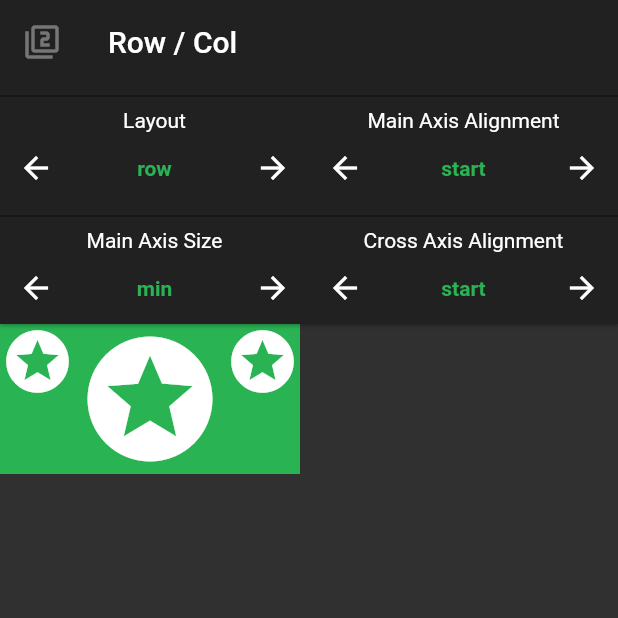
After one commit to YazeedAlKhalaf/row_and_column, a Flutter app: the screen it shows after launch, swiped to page 2, on a phone screen of 412 x 824 dp, the top half of it. The commit adds this screen. Run offline on Flutter 3.47's test engine with Material 2 defaults, Android fonts, the phone set to English and light mode, and no system bars.

Commit message:
➕ Add Row Column Tester Screen

```diff
--- a/lib/main.dart
+++ b/lib/main.dart
@@ -1,5 +1,6 @@
 import 'package:flutter/material.dart';
 import 'package:row_and_column/screens/row_column_example.dart';
+import 'package:row_and_column/screens/row_column_tester_screen.dart';
 
 void main() {
   runApp(App());
@@ -15,9 +16,12 @@ class App extends StatelessWidget {
       // themeMode: ThemeMode.light,
       theme: ThemeData(
         brightness: Brightness.light,
+        primaryColor: Colors.white,
+        accentColor: Color(0xff29B353),
       ),
       darkTheme: ThemeData(
         brightness: Brightness.dark,
+        accentColor: Color(0xff29B353),
       ),
       home: HomeScreen(),
     );
@@ -28,12 +32,12 @@ class HomeScreen extends StatelessWidget {
   @override
   Widget build(BuildContext context) {
     return Scaffold(
-      body: Padding(
-        padding: EdgeInsets.all(
-          10.0,
-        ),
-        child: SafeArea(
-          child: RowColumnExample(),
+      body: SafeArea(
+        child: PageView(
+          children: <Widget>[
+            RowColumnExample(),
+            RowColumnTesterScreen(),
+          ],
         ),
       ),
     );
--- /dev/null
+++ b/lib/misc/layout_attribute_selector.dart
@@ -0,0 +1,81 @@
+import 'package:flutter/material.dart';
+
+class LayoutAttributeSelector extends StatefulWidget {
+  LayoutAttributeSelector({
+    this.title,
+    this.values,
+    this.disabled = false,
+    this.onChange,
+  });
+
+  final String title;
+  final List<String> values;
+  final bool disabled;
+  final ValueChanged<int> onChange;
+
+  @override
+  State<StatefulWidget> createState() => LayoutAttributeSelectorState();
+}
+
+class LayoutAttributeSelectorState extends State<LayoutAttributeSelector> {
+  int valueIndex = 0;
+
+  void next() {
+    valueIndex = valueIndex + 1 < widget.values.length ? valueIndex + 1 : 0;
+    update();
+  }
+
+  void previous() {
+    valueIndex = valueIndex > 0 ? valueIndex - 1 : widget.values.length - 1;
+    update();
+  }
+
+  void update() {
+    widget.onChange(valueIndex);
+    setState(() {});
+  }
+
+  @override
+  Widget build(BuildContext context) {
+    return Container(
+      child: Column(children: [
+        Divider(color: Colors.black54),
+        Text(widget.title),
+        Row(
+          mainAxisAlignment: MainAxisAlignment.spaceBetween,
+          children: <Widget>[
+            IconButton(
+              padding: EdgeInsets.all(
+                4.0,
+              ),
+              icon: Icon(
+                Icons.arrow_back,
+              ),
+              onPressed: widget.disabled ? null : previous,
+            ),
+            Text(
+              widget.values[valueIndex],
+              maxLines: 2,
+              textAlign: TextAlign.center,
+              style: TextStyle(
+                fontWeight: FontWeight.w700,
+                color: widget.disabled
+                    ? Colors.black26
+                    : Theme.of(context).accentColor,
+              ),
+            ),
+            IconButton(
+              padding: EdgeInsets.all(
+                4.0,
+              ),
+              icon: Icon(
+                Icons.arrow_forward,
+              ),
+              onPressed: widget.disabled ? null : next,
+            ),
+          ],
+        ),
+      ]),
+    );
+  }
+}
--- /dev/null
+++ b/lib/misc/layout_type.dart
@@ -0,0 +1,19 @@
+import 'package:flutter/foundation.dart';
+
+enum LayoutGroup {
+  nonScrollable,
+  scrollable,
+}
+
+abstract class HasLayoutGroup {
+  LayoutGroup get layoutGroup;
+  VoidCallback get onLayoutToggle;
+}
+
+enum LayoutType {
+  rowColumn,
+}
+
+Map<LayoutType, String> layoutNames = {
+  LayoutType.rowColumn: 'Row / Col',
+};
--- /dev/null
+++ b/lib/misc/row_column_layout_attributes.dart
@@ -0,0 +1,72 @@
+import 'package:flutter/material.dart';
+import 'package:row_and_column/misc/layout_attribute_selector.dart';
+
+class RowColumnLayoutAttributes extends StatelessWidget {
+  final ValueChanged<int> onUpdateLayout;
+  final ValueChanged<int> onUpdateMainAxisAlignment;
+  final ValueChanged<int> onUpdateCrossAxisAlignment;
+  final ValueChanged<int> onUpdateMainAxisSize;
+
+  RowColumnLayoutAttributes({
+    this.onUpdateLayout,
+    this.onUpdateMainAxisAlignment,
+    this.onUpdateCrossAxisAlignment,
+    this.onUpdateMainAxisSize,
+  });
+
+  @override
+  Widget build(BuildContext context) {
+    return Row(
+      mainAxisAlignment: MainAxisAlignment.spaceAround,
+      mainAxisSize: MainAxisSize.max,
+      children: <Widget>[
+        Expanded(
+          flex: 1,
+          child: Column(
+            children: <Widget>[
+              LayoutAttributeSelector(
+                title: 'Layout',
+                values: ['row', 'column'],
+                onChange: onUpdateLayout,
+              ),
+              LayoutAttributeSelector(
+                title: 'Main Axis Size',
+                values: ['min', 'max'],
+                onChange: onUpdateMainAxisSize,
+              ),
+            ],
+          ),
+        ),
+        Expanded(
+          flex: 1,
+          child: Column(
+            children: [
+              LayoutAttributeSelector(
+                title: 'Main Axis Alignment',
+                values: [
+                  'start',
+                  'end',
+                  'center',
+                  'space\nbetween',
+                  'space\naround',
+                  'space\nevenly'
+                ],
+                onChange: onUpdateMainAxisAlignment,
+              ),
+              LayoutAttributeSelector(
+                title: 'Cross Axis Alignment',
+                values: [
+                  'start',
+                  'end',
+                  'center',
+                  'stretch', /*'baseline'*/
+                ],
+                onChange: onUpdateCrossAxisAlignment,
+              ),
+            ],
+          ),
+        ),
+      ],
+    );
+  }
+}
--- a/lib/screens/row_column_example.dart
+++ b/lib/screens/row_column_example.dart
@@ -11,9 +11,9 @@ class RowColumnExample extends StatelessWidget {
       5,
       6,
     ];
-
     final String description =
         "Lorem ipsum dolor sit amet, consectetur adipiscing elit. Cras sed risus sodales, pulvinar enim ut, mattis dui. Duis consectetur est nec metus gravida tincidunt. Suspendisse ultricies blandit sapien, eu rutrum risus elementum eget. Integer faucibus facilisis dolor quis auctor. Nullam purus velit, venenatis eu efficitur in, dictum et turpis. Proin.";
+
     return SingleChildScrollView(
       child: Column(
         crossAxisAlignment: CrossAxisAlignment.center,
@@ -77,7 +77,7 @@ class RowColumnExample extends StatelessWidget {
                     (int testemonial) => Row(
                       children: <Widget>[
                         Text(
-                          testemonial.isEven ? '🤡' : '🙈',
+                          testemonial.isEven ? '🤡 ' : '🙈 ',
                           style: Theme.of(context).textTheme.headline3,
                         ),
                         Expanded(
@@ -85,6 +85,7 @@ class RowColumnExample extends StatelessWidget {
                             testemonial.isEven
                                 ? 'Clown said: Best app I have tried ever!'
                                 : 'Monkey said: I saw better apps!',
+                            style: Theme.of(context).textTheme.subtitle2,
                           ),
                         ),
                       ],
--- /dev/null
+++ b/lib/screens/row_column_tester_screen.dart
@@ -0,0 +1,137 @@
+import 'package:flutter/material.dart';
+import 'package:row_and_column/misc/layout_type.dart';
+import 'package:row_and_column/misc/row_column_layout_attributes.dart';
+import 'package:row_and_column/widgets/main_app_bar.dart';
+
+class RowColumnTesterScreen extends StatefulWidget implements HasLayoutGroup {
+  final LayoutGroup layoutGroup;
+  final VoidCallback onLayoutToggle;
+
+  RowColumnTesterScreen({
+    Key key,
+    this.layoutGroup,
+    this.onLayoutToggle,
+  }) : super(key: key);
+
+  @override
+  _RowColumnTesterScreenState createState() => _RowColumnTesterScreenState();
+}
+
+class _RowColumnTesterScreenState extends State<RowColumnTesterScreen> {
+  bool _isRow = true;
+  MainAxisAlignment _mainAxisAlignment = MainAxisAlignment.start;
+  CrossAxisAlignment _crossAxisAlignment = CrossAxisAlignment.start;
+  MainAxisSize _mainAxisSize = MainAxisSize.min;
+
+  void _updateLayout(int index) {
+    setState(() {
+      _isRow = index == 0;
+    });
+  }
+
+  MainAxisAlignment _mainAxisAlignmentFromIndex(int index) {
+    switch (index) {
+      case 0:
+        return MainAxisAlignment.start;
+      case 1:
+        return MainAxisAlignment.end;
+      case 2:
+        return MainAxisAlignment.center;
+      case 3:
+        return MainAxisAlignment.spaceBetween;
+      case 4:
+        return MainAxisAlignment.spaceAround;
+      case 5:
+        return MainAxisAlignment.spaceEvenly;
+    }
+    return MainAxisAlignment.start;
+  }
+
+  void _updateMainAxisAlignment(int index) {
+    setState(() {
+      _mainAxisAlignment = _mainAxisAlignmentFromIndex(index);
+    });
+  }
+
+  CrossAxisAlignment _crossAxisAlignmentFromIndex(int index) {
+    switch (index) {
+      case 0:
+        return CrossAxisAlignment.start;
+      case 1:
+        return CrossAxisAlignment.end;
+      case 2:
+        return CrossAxisAlignment.center;
+      case 3:
+        return CrossAxisAlignment.stretch;
+      case 4:
+        return CrossAxisAlignment.baseline;
+    }
+    return CrossAxisAlignment.start;
+  }
+
+  void _updateCrossAxisAlignment(int index) {
+    setState(() {
+      _crossAxisAlignment = _crossAxisAlignmentFromIndex(index);
+    });
+  }
+
+  void _updateMainAxisSize(int index) {
+    setState(() {
+      _mainAxisSize = index == 0 ? MainAxisSize.min : MainAxisSize.max;
+    });
+  }
+
+  Widget buildContent() {
+    if (_isRow) {
+      return Row(
+        mainAxisAlignment: _mainAxisAlignment,
+        crossAxisAlignment: _crossAxisAlignment,
+        mainAxisSize: _mainAxisSize,
+        children: <Widget>[
+          Icon(Icons.stars, size: 50.0),
+          Icon(Icons.stars, size: 100.0),
+          Icon(Icons.stars, size: 50.0),
+        ],
+      );
+    } else {
+      return Column(
+        mainAxisAlignment: _mainAxisAlignment,
+        crossAxisAlignment: _crossAxisAlignment,
+        mainAxisSize: _mainAxisSize,
+        children: <Widget>[
+          Icon(Icons.stars, size: 50.0),
+          Icon(Icons.stars, size: 100.0),
+          Icon(Icons.stars, size: 50.0),
+        ],
+      );
+    }
+  }
+
+  @override
+  Widget build(BuildContext context) {
+    return Scaffold(
+      appBar: MainAppBar(
+        layoutGroup: widget.layoutGroup,
+        layoutType: LayoutType.rowColumn,
+        bottom: PreferredSize(
+          preferredSize: Size(0.0, 160.0),
+          child: _buildLayoutAttributesPage(),
+        ),
+        onLayoutToggle: widget.onLayoutToggle,
+      ),
+      body: Container(
+        color: Theme.of(context).accentColor,
+        child: buildContent(),
+      ),
+    );
+  }
+
+  Widget _buildLayoutAttributesPage() {
+    return RowColumnLayoutAttributes(
+      onUpdateLayout: _updateLayout,
+      onUpdateMainAxisAlignment: _updateMainAxisAlignment,
+      onUpdateCrossAxisAlignment: _updateCrossAxisAlignment,
+      onUpdateMainAxisSize: _updateMainAxisSize,
+    );
+  }
+}
--- /dev/null
+++ b/lib/widgets/main_app_bar.dart
@@ -0,0 +1,23 @@
+import 'package:flutter/material.dart';
+import 'package:row_and_column/misc/layout_type.dart';
+
+class MainAppBar extends AppBar {
+  MainAppBar({
+    LayoutGroup layoutGroup,
+    LayoutType layoutType,
+    PreferredSize bottom,
+    VoidCallback onLayoutToggle,
+  }) : super(
+          leading: IconButton(
+            icon: Icon(
+              layoutGroup == LayoutGroup.nonScrollable
+                  ? Icons.filter_1
+                  : Icons.filter_2,
+            ),
+            onPressed: onLayoutToggle,
+          ),
+          title: Text(layoutNames[layoutType]),
+          elevation: 1.0,
+          bottom: bottom,
+        );
+}
```
